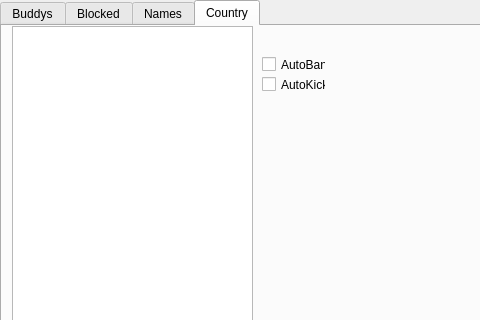
Old version of the form UserWidget.ui in the repository alex720/user-manager; both pictures show x 0 to 480 and y 0 to 320 of the 574 by 406 pixel window.
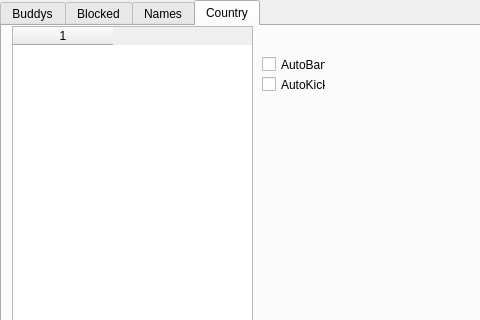
New version of the form.

What changed in the file:
```diff
--- a/UserWidget.ui
+++ b/UserWidget.ui
@@ -332,6 +332,10 @@
        <height>341</height>
       </rect>
      </property>
+     <property name="columnCount">
+      <number>1</number>
+     </property>
+     <column/>
     </widget>
     <widget class="QCheckBox" name="chk_BlockedCountryAutoBan">
      <property name="geometry">
```
